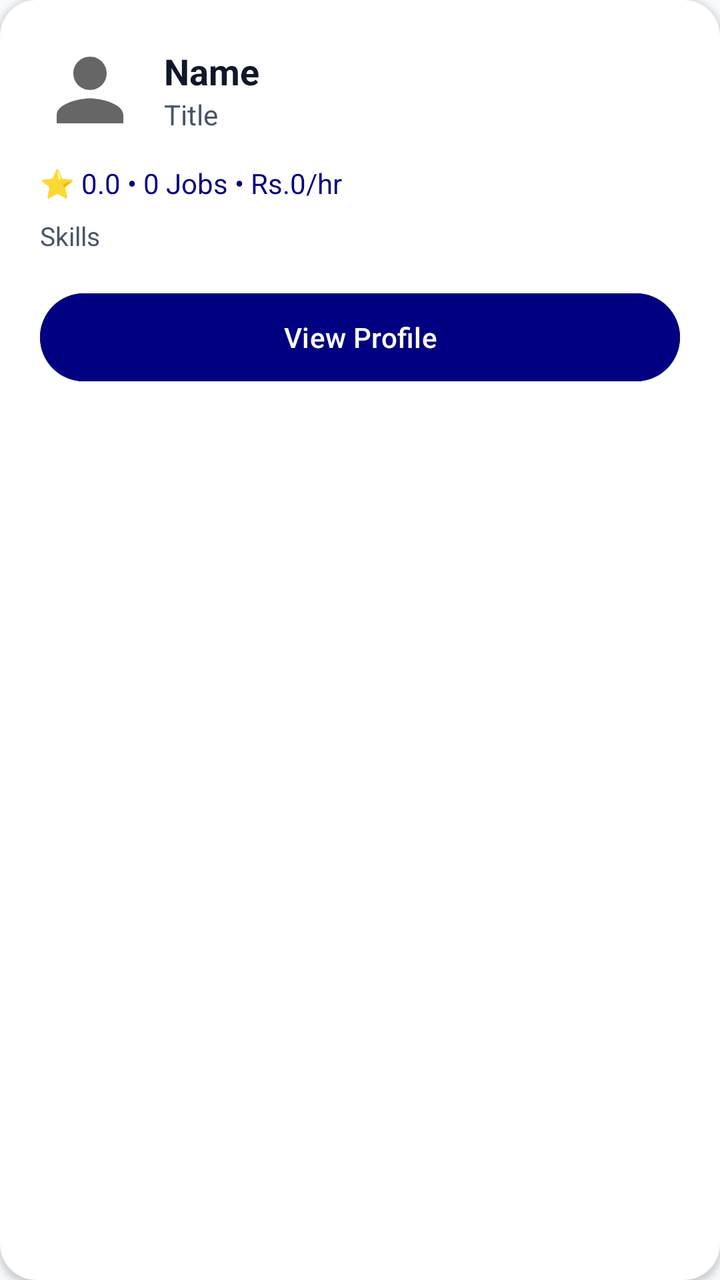
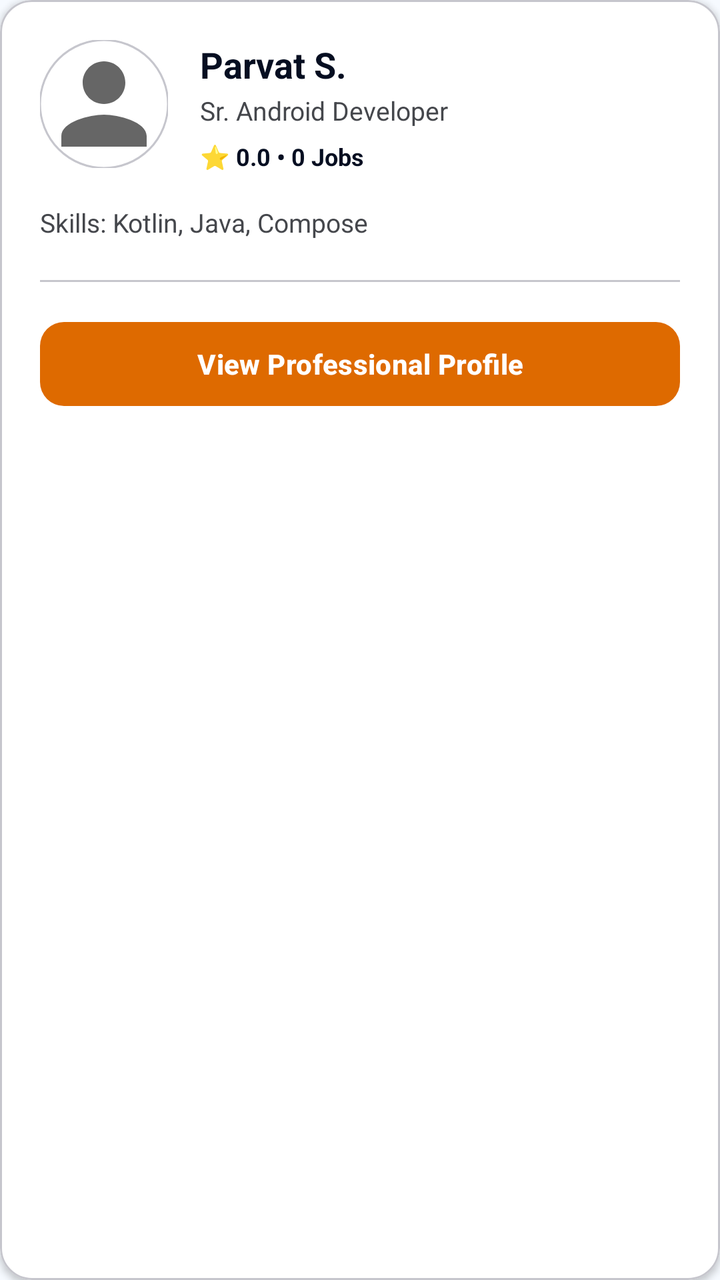

Before-and-after screenshots of an Android layout around one commit, followed by the original layout XML and the change that was made.
<!-- AndroidManifest.xml: application theme Theme.MiniJobHunt -->
<!-- res/layout/item_freelancer_search.xml -->
<?xml version="1.0" encoding="utf-8"?>
<androidx.cardview.widget.CardView xmlns:android="http://schemas.android.com/apk/res/android"
    xmlns:app="http://schemas.android.com/apk/res-auto"
    android:layout_width="match_parent"
    android:layout_height="wrap_content"
    android:layout_marginBottom="12dp"
    app:cardCornerRadius="18dp"
    app:cardBackgroundColor="@color/surface"
    app:cardElevation="2dp">

    <LinearLayout
        android:layout_width="match_parent"
        android:layout_height="wrap_content"
        android:orientation="vertical"
        android:padding="20dp">

        <LinearLayout
            android:layout_width="match_parent"
            android:layout_height="wrap_content"
            android:orientation="horizontal"
            android:gravity="center_vertical">

            <com.google.android.material.imageview.ShapeableImageView
                android:id="@+id/imgProfile"
                android:layout_width="50dp"
                android:layout_height="50dp"
                android:scaleType="centerCrop"
                android:src="@drawable/ic_profile"
                app:shapeAppearanceOverlay="@style/CircleImage" />

            <LinearLayout
                android:layout_width="0dp"
                android:layout_height="wrap_content"
                android:layout_weight="1"
                android:orientation="vertical"
                android:layout_marginStart="12dp">

                <LinearLayout
                    android:layout_width="wrap_content"
                    android:layout_height="wrap_content"
                    android:orientation="horizontal"
                    android:gravity="center_vertical">

                    <TextView
                        android:id="@+id/txtName"
                        android:layout_width="wrap_content"
                        android:layout_height="wrap_content"
                        android:text="Name"
                        android:textSize="18sp"
                        android:textStyle="bold"
                        android:textColor="@color/text_primary"/>

                    <ImageView
                        android:id="@+id/imgVerifiedBadge"
                        android:layout_width="18dp"
                        android:layout_height="18dp"
                        android:layout_marginStart="6dp"
                        android:src="@drawable/ic_verified"
                        android:visibility="gone"
                        android:contentDescription="Verified"/>

                </LinearLayout>

                <TextView
                    android:id="@+id/txtTitle"
                    android:layout_width="wrap_content"
                    android:layout_height="wrap_content"
                    android:text="Title"
                    android:textColor="@color/text_secondary"
                    android:textSize="14sp"/>

            </LinearLayout>

        </LinearLayout>

        <TextView
            android:id="@+id/txtDetails"
            android:layout_width="wrap_content"
            android:layout_height="wrap_content"
            android:layout_marginTop="12dp"
            android:text="⭐ 0.0 • 0 Jobs • Rs.0/hr"
            android:textColor="@color/primary"
            android:textSize="14sp"/>

        <TextView
            android:id="@+id/txtSkills"
            android:layout_width="match_parent"
            android:layout_height="wrap_content"
            android:layout_marginTop="8dp"
            android:text="Skills"
            android:textColor="@color/text_secondary"
            android:textSize="13sp"
            android:maxLines="1"
            android:ellipsize="end"/>

        <Button
            android:id="@+id/btnViewProfile"
            android:layout_width="match_parent"
            android:layout_height="52dp"
            android:layout_marginTop="16dp"
            android:text="View Profile"
            android:textAllCaps="false"
            android:textColor="@color/white"
            android:backgroundTint="@color/primary"/>

    </LinearLayout>

</androidx.cardview.widget.CardView>
<!-- resources referenced by this layout -->
<resources>
  <color name="primary">#000080</color>
  <color name="surface">#FFFFFF</color>
  <color name="text_primary">#0F172A</color>
  <color name="text_secondary">#475569</color>
  <color name="white">#FFFFFF</color>
  <!-- drawable ic_profile (drawable) -->
  <vector xmlns:android="http://schemas.android.com/apk/res/android"
      android:width="24dp"
      android:height="24dp"
      android:viewportWidth="24"
      android:viewportHeight="24">
  
      <path
          android:fillColor="#666666"
          android:pathData="M12,12c2.21,0 4,-1.79 4,-4s-1.79,-4 -4,-4 -4,1.79 -4,4 1.79,4 4,4zm0,2c-2.67,0 -8,1.34 -8,4v2h16v-2c0,-2.66 -5.33,-4 -8,-4z"/>
  </vector>
  <style name="CircleImage">
          <item name="cornerSize">50%</item>
      </style>
  <style name="Theme.MiniJobHunt" parent="Base.Theme.MiniJobHunt" />
  <color name="info">#000080</color>
  <style name="Base.Theme.MiniJobHunt" parent="Theme.Material3.DayNight.NoActionBar">
          <item name="colorPrimary">@color/primary</item>
          <item name="colorOnPrimary">@color/white</item>
          <item name="colorPrimaryContainer">@color/primary_light</item>
          <item name="colorOnPrimaryContainer">@color/primary_dark</item>
  
          <item name="colorSecondary">@color/info</item>
          <item name="colorOnSecondary">@color/white</item>
  
          <item name="android:windowBackground">@color/background</item>
          <item name="android:statusBarColor">@color/background</item>
          <item name="android:windowLightStatusBar">true</item>
  
          
          <item name="textAppearanceHeadlineLarge">@style/AppText.HeadlineLarge</item>
          <item name="textAppearanceTitleMedium">@style/AppText.TitleMedium</item>
          <item name="textAppearanceBodyLarge">@style/AppText.BodyLarge</item>
      </style>
  <color name="primary_light">#E6E6FF</color>
  <color name="primary_dark">#000066</color>
  <color name="background">#F8FAFC</color>
  <style name="AppText.HeadlineLarge">
          <item name="android:textSize">30sp</item>
          <item name="android:textStyle">bold</item>
          <item name="android:textColor">@color/text_primary</item>
          <item name="android:letterSpacing">-0.02</item>
      </style>
  <style name="AppText.TitleMedium">
          <item name="android:textSize">18sp</item>
          <item name="android:textStyle">bold</item>
          <item name="android:textColor">@color/text_primary</item>
      </style>
  <style name="AppText.BodyLarge">
          <item name="android:textSize">16sp</item>
          <item name="android:textColor">@color/text_secondary</item>
      </style>
  <!-- unchanged entries left out for length: 1 -->
</resources>

<!-- the commit's change to res/layout/item_freelancer_search.xml (unified diff, before → after) -->
@@ -1,12 +1,17 @@
 <?xml version="1.0" encoding="utf-8"?>
-<androidx.cardview.widget.CardView xmlns:android="http://schemas.android.com/apk/res/android"
+<com.google.android.material.card.MaterialCardView
+    xmlns:android="http://schemas.android.com/apk/res/android"
     xmlns:app="http://schemas.android.com/apk/res-auto"
+    xmlns:tools="http://schemas.android.com/tools"
     android:layout_width="match_parent"
     android:layout_height="wrap_content"
-    android:layout_marginBottom="12dp"
-    app:cardCornerRadius="18dp"
-    app:cardBackgroundColor="@color/surface"
-    app:cardElevation="2dp">
+    android:layout_marginHorizontal="16dp"
+    android:layout_marginVertical="8dp"
+    app:cardCornerRadius="16dp"
+    app:cardElevation="2dp"
+    app:strokeWidth="1dp"
+    app:strokeColor="@color/outline_variant"
+    app:cardBackgroundColor="@color/white">
 
     <LinearLayout
         android:layout_width="match_parent"
@@ -14,95 +19,97 @@
         android:orientation="vertical"
         android:padding="20dp">
 
-        <LinearLayout
+        <RelativeLayout
             android:layout_width="match_parent"
-            android:layout_height="wrap_content"
-            android:orientation="horizontal"
-            android:gravity="center_vertical">
+            android:layout_height="wrap_content">
 
             <com.google.android.material.imageview.ShapeableImageView
                 android:id="@+id/imgProfile"
-                android:layout_width="50dp"
-                android:layout_height="50dp"
-                android:scaleType="centerCrop"
+                android:layout_width="64dp"
+                android:layout_height="64dp"
                 android:src="@drawable/ic_profile"
-                app:shapeAppearanceOverlay="@style/CircleImage" />
+                app:shapeAppearanceOverlay="@style/CircleImage"
+                app:strokeColor="@color/outline_variant"
+                app:strokeWidth="1dp" />
 
             <LinearLayout
-                android:layout_width="0dp"
+                android:layout_width="wrap_content"
                 android:layout_height="wrap_content"
-                android:layout_weight="1"
-                android:orientation="vertical"
-                android:layout_marginStart="12dp">
+                android:layout_marginStart="16dp"
+                android:layout_toEndOf="@id/imgProfile"
+                android:orientation="vertical">
 
                 <LinearLayout
                     android:layout_width="wrap_content"
                     android:layout_height="wrap_content"
                     android:orientation="horizontal"
                     android:gravity="center_vertical">
-
                     <TextView
                         android:id="@+id/txtName"
                         android:layout_width="wrap_content"
                         android:layout_height="wrap_content"
-                        android:text="Name"
+                        android:text="Parvat S."
+                        android:textColor="@color/primary"
                         android:textSize="18sp"
-                        android:textStyle="bold"
-                        android:textColor="@color/text_primary"/>
-
+                        android:textStyle="bold" />
                     <ImageView
                         android:id="@+id/imgVerifiedBadge"
-                        android:layout_width="18dp"
-                        android:layout_height="18dp"
+                        android:layout_width="16dp"
+                        android:layout_height="16dp"
                         android:layout_marginStart="6dp"
                         android:src="@drawable/ic_verified"
                         android:visibility="gone"
-                        android:contentDescription="Verified"/>
-
+                        app:tint="@color/orange_primary" />
                 </LinearLayout>
 
                 <TextView
                     android:id="@+id/txtTitle"
                     android:layout_width="wrap_content"
                     android:layout_height="wrap_content"
-                    android:text="Title"
+                    android:layout_marginTop="2dp"
+                    android:text="Sr. Android Developer"
                     android:textColor="@color/text_secondary"
-                    android:textSize="14sp"/>
+                    android:textSize="13sp" />
+
+                <TextView
+                    android:id="@+id/txtDetails"
+                    android:layout_width="wrap_content"
+                    android:layout_height="wrap_content"
+                    android:layout_marginTop="6dp"
+                    android:text="⭐ 0.0 • 0 Jobs"
+                    android:textColor="@color/primary"
+                    android:textStyle="bold"
+                    android:textSize="12sp" />
 
             </LinearLayout>
 
-        </LinearLayout>
-
-        <TextView
-            android:id="@+id/txtDetails"
-            android:layout_width="wrap_content"
-            android:layout_height="wrap_content"
-            android:layout_marginTop="12dp"
-            android:text="⭐ 0.0 • 0 Jobs • Rs.0/hr"
-            android:textColor="@color/primary"
-            android:textSize="14sp"/>
+        </RelativeLayout>
 
         <TextView
             android:id="@+id/txtSkills"
             android:layout_width="match_parent"
             android:layout_height="wrap_content"
-            android:layout_marginTop="8dp"
-            android:text="Skills"
+            android:layout_marginTop="16dp"
+            android:text="Skills: Kotlin, Java, Compose"
             android:textColor="@color/text_secondary"
-            android:textSize="13sp"
-            android:maxLines="1"
-            android:ellipsize="end"/>
+            android:textSize="13sp" />
 
-        <Button
+        <View
+            android:layout_width="match_parent"
+            android:layout_height="1dp"
+            android:layout_marginTop="20dp"
+            android:background="@color/outline_variant" />
+
+        <com.google.android.material.button.MaterialButton
             android:id="@+id/btnViewProfile"
+            style="@style/AppButton.Accent"
             android:layout_width="match_parent"
-            android:layout_height="52dp"
-            android:layout_marginTop="16dp"
-            android:text="View Profile"
+            android:layout_height="42dp"
+            android:layout_marginTop="20dp"
+            android:text="View Professional Profile"
             android:textAllCaps="false"
-            android:textColor="@color/white"
-            android:backgroundTint="@color/primary"/>
+            android:textSize="14sp" />
 
     </LinearLayout>
 
-</androidx.cardview.widget.CardView>
+</com.google.android.material.card.MaterialCardView>
<!-- resource entries referenced after the edit -->
@@ -1,9 +1,11 @@
 <!-- resources referenced by this layout -->
 <resources>
-  <color name="primary">#000080</color>
-  <color name="surface">#FFFFFF</color>
-  <color name="text_primary">#0F172A</color>
-  <color name="text_secondary">#475569</color>
+  <color name="orange_primary">#de6a00</color>
+  <color name="outline_variant">#c6c6cd</color>
+  <color name="primary">#050e21</color>
+  <color name="text_primary">#141d23</color>
+  <color name="text_muted">#76777d</color>
+  <color name="text_secondary">#45474c</color>
   <color name="white">#FFFFFF</color>
   <!-- drawable ic_profile (drawable) -->
   <vector xmlns:android="http://schemas.android.com/apk/res/android"
@@ -16,18 +18,30 @@
           android:fillColor="#666666"
           android:pathData="M12,12c2.21,0 4,-1.79 4,-4s-1.79,-4 -4,-4 -4,1.79 -4,4 1.79,4 4,4zm0,2c-2.67,0 -8,1.34 -8,4v2h16v-2c0,-2.66 -5.33,-4 -8,-4z"/>
   </vector>
+  <style name="AppButton.Accent" parent="Widget.Material3.Button">
+          <item name="backgroundTint">@color/orange_primary</item>
+          <item name="android:textColor">@color/white</item>
+          <item name="shapeAppearance">@style/ShapeAppearance.App.Medium</item>
+          <item name="android:insetTop">0dp</item>
+          <item name="android:insetBottom">0dp</item>
+          <item name="android:letterSpacing">0.01</item>
+          <item name="android:textStyle">bold</item>
+      </style>
   <style name="CircleImage">
           <item name="cornerSize">50%</item>
       </style>
   <style name="Theme.MiniJobHunt" parent="Base.Theme.MiniJobHunt" />
-  <color name="info">#000080</color>
+  <color name="info">#050e21</color>
+  <style name="ShapeAppearance.App.Medium" parent="ShapeAppearance.Material3.MediumComponent">
+          <item name="cornerSize">12dp</item>
+      </style>
   <style name="Base.Theme.MiniJobHunt" parent="Theme.Material3.DayNight.NoActionBar">
           <item name="colorPrimary">@color/primary</item>
           <item name="colorOnPrimary">@color/white</item>
-          <item name="colorPrimaryContainer">@color/primary_light</item>
-          <item name="colorOnPrimaryContainer">@color/primary_dark</item>
+          <item name="colorPrimaryContainer">@color/primary_container</item>
+          <item name="colorOnPrimaryContainer">@color/on_primary_container</item>
   
-          <item name="colorSecondary">@color/info</item>
+          <item name="colorSecondary">@color/secondary</item>
           <item name="colorOnSecondary">@color/white</item>
   
           <item name="android:windowBackground">@color/background</item>
@@ -38,12 +52,14 @@
           <item name="textAppearanceHeadlineLarge">@style/AppText.HeadlineLarge</item>
           <item name="textAppearanceTitleMedium">@style/AppText.TitleMedium</item>
           <item name="textAppearanceBodyLarge">@style/AppText.BodyLarge</item>
+          <item name="textAppearanceLabelMedium">@style/AppText.LabelMedium</item>
       </style>
-  <color name="primary_light">#E6E6FF</color>
-  <color name="primary_dark">#000066</color>
-  <color name="background">#F8FAFC</color>
+  <color name="primary_container">#1b2437</color>
+  <color name="on_primary_container">#828ba2</color>
+  <color name="secondary">#5c5f60</color>
+  <color name="background">#f6faff</color>
   <style name="AppText.HeadlineLarge">
-          <item name="android:textSize">30sp</item>
+          <item name="android:textSize">24sp</item>
           <item name="android:textStyle">bold</item>
           <item name="android:textColor">@color/text_primary</item>
           <item name="android:letterSpacing">-0.02</item>
@@ -57,6 +73,12 @@
           <item name="android:textSize">16sp</item>
           <item name="android:textColor">@color/text_secondary</item>
       </style>
+  <style name="AppText.LabelMedium">
+          <item name="android:textSize">12sp</item>
+          <item name="android:textStyle">bold</item>
+          <item name="android:textColor">@color/text_muted</item>
+          <item name="android:letterSpacing">0.01</item>
+      </style>
   <!-- unchanged entries left out for length: 1 -->
 </resources>
 
